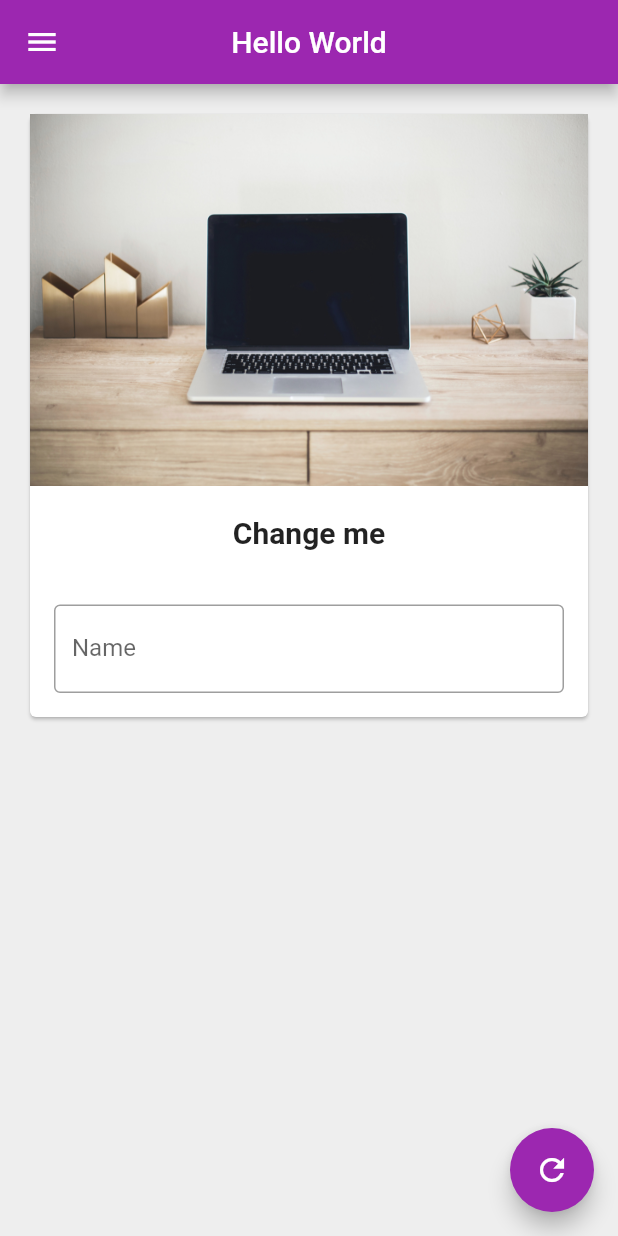
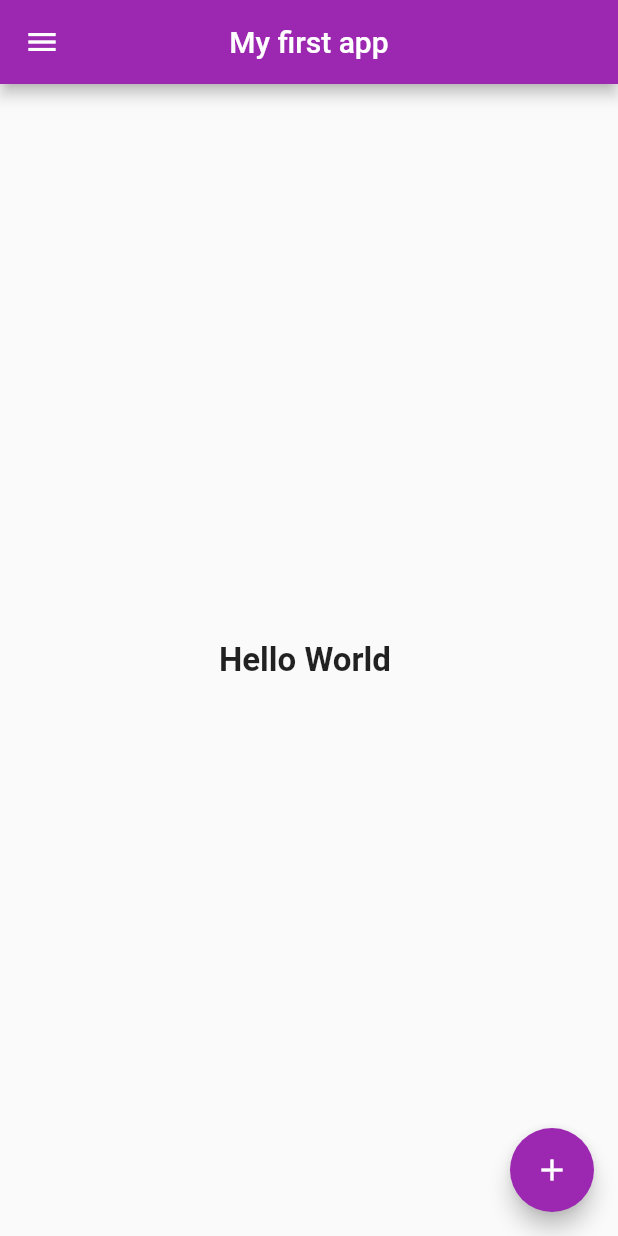
Before and after one commit to WaseemVirk00/flutter_learning_projects, a Flutter app: the screen it shows after launch, on a phone screen of 412 x 824 dp. Run offline on Flutter 3.47's test engine with Material 2 defaults, Android fonts, the phone set to English and light mode, and no system bars.

Commit message:
code updated

```diff
--- a/lib/change_name_mycard.dart
+++ /dev/null
@@ -1,46 +0,0 @@
-import 'package:flutter/material.dart';
-
-class change_name_mycard extends StatelessWidget {
-  const change_name_mycard({
-    Key? key,
-    required this.myText,
-    required TextEditingController nameController,
-  }) : _nameController = nameController, super(key: key);
-
-  final String myText;
-  final TextEditingController _nameController;
-
-  @override
-  Widget build(BuildContext context) {
-    return Column(
-      children: <Widget>[
-        Image.asset(
-          "assets/images/laptop.jpg",
-          fit: BoxFit.cover,
-        ),
-        SizedBox(
-          height: 20,
-        ),
-        Text(
-          myText,
-          style: TextStyle(fontSize: 20, fontWeight: FontWeight.bold),
-        ),
-        SizedBox(
-          height: 20,
-        ),
-        Padding(
-          padding: const EdgeInsets.all(16.0),
-          child: TextField(
-            controller: _nameController,
-            keyboardType: TextInputType.text,
-            decoration: InputDecoration(
-              hintText: "Enter Something here",
-              labelText: "Name",
-              border: OutlineInputBorder(),
-            ),
-          ),
-        )
-      ],
-    );
-  }
-}
--- a/lib/drawer.dart
+++ /dev/null
@@ -1,31 +0,0 @@
-import 'package:flutter/material.dart';
-
-class MyDrawer extends StatelessWidget {
-  const MyDrawer({Key? key}) : super(key: key);
-
-  @override
-  Widget build(BuildContext context) {
-    return Drawer(
-      child: ListView(
-        padding: EdgeInsets.zero,
-        children: <Widget>[
-          UserAccountsDrawerHeader(
-            accountName: Text("Waceem Virk"),
-            accountEmail: Text("waseemvirk00@gmail.com"),
-            decoration: BoxDecoration(color: Colors.purple),
-            currentAccountPicture: CircleAvatar(
-              backgroundImage:
-                  NetworkImage("https://twitter.com/waceem_/photo"),
-            ),
-          ),
-          ListTile(
-            leading: Icon(Icons.person),
-            title: Text("Account"),
-            subtitle: Text("Personal"),
-            trailing: Icon(Icons.edit),
-          )
-        ],
-      ),
-    );
-  }
-}
--- a/lib/pages/home_page.dart
+++ b/lib/pages/home_page.dart
@@ -1,46 +1,79 @@
 import 'package:flutter/material.dart';
-import 'package:hello_world/change_name_mycard.dart';
-import 'package:hello_world/drawer.dart';
 
-class HomePage extends StatefulWidget {
-  const HomePage({Key? key}) : super(key: key);
 
-  @override
-  _HomePageState createState() => _HomePageState();
-}
-
-class _HomePageState extends State<HomePage> {
-  TextEditingController _nameController = TextEditingController();
-  var myText = "Change me";
-
-  @override
-  void initState() {
-    super.initState();
-  }
-
+class HomePage extends StatelessWidget {
+  // Whenever be your UI app created must be created through build method
   @override
   Widget build(BuildContext context) {
+    // it will return Scaffold is material design Widget // this is roof  // or a structure of design
     return Scaffold(
-      backgroundColor: Colors.grey[200],
+      // Appbar is header
       appBar: AppBar(
-        title: Text("Hello World"),
+        // title is property of app bar it have some own Widget like text
+        title: Text("My first app"),
+        // centerTitle is property of app bar that used for title text alignment
         centerTitle: true,
       ),
-      body: Padding(
-        padding: const EdgeInsets.all(16.0),
-        child: SingleChildScrollView(
-          child: Card(
-            child: change_name_mycard(myText: myText, nameController: _nameController),
+      body: Center(
+          child: Text("Hello World ",
+              style: TextStyle(
+                fontSize: 22,
+                fontWeight: FontWeight.bold,
+              ))),
+      floatingActionButton: FloatingActionButton(
+        onPressed: () {},
+        child: Icon(Icons.add),
+      ),
+      drawer: Drawer(
+        child: ListView(padding: EdgeInsets.all(0), children: <Widget>[
+          UserAccountsDrawerHeader(
+            accountEmail: Text("waseemvirk00@gmail.com"),
+            accountName: Text("Waceem Virk"),
+            currentAccountPicture: CircleAvatar(
+              child: Text("W"),
+            ),
           ),
-        ),
-      ),
-      drawer: MyDrawer(),
-      floatingActionButton: FloatingActionButton(
-        onPressed: () {
-          myText = _nameController.text;
-          setState(() {});
-        },
-        child: Icon(Icons.refresh),
+          ListTile(
+            onTap: () {},
+            leading: Icon(Icons.all_inbox),
+            title: Text("Music"),
+          ),
+          ListTile(
+            onTap: () {},
+            leading: Icon(Icons.movie),
+            title: Text("Movies"),
+          ),
+          ListTile(
+            onTap: () {},
+            leading: Icon(Icons.shopping_cart),
+            title: Text("Shopping"),
+          ),
+          ListTile(
+            onTap: () {},
+            leading: Icon(Icons.apps),
+            title: Text("Apps"),
+          ),
+          ListTile(
+            onTap: () {},
+            leading: Icon(Icons.dashboard),
+            title: Text("Docs"),
+          ),
+          ListTile(
+            onTap: () {},
+            leading: Icon(Icons.settings),
+            title: Text("Settings"),
+          ),
+          ListTile(
+            onTap: () {},
+            leading: Icon(Icons.info),
+            title: Text("About"),
+          ),
+          ListTile(
+            onTap: () {},
+            leading: Icon(Icons.power_settings_new),
+            title: Text("Logout"),
+          ),
+        ]),
       ),
     );
   }
```
